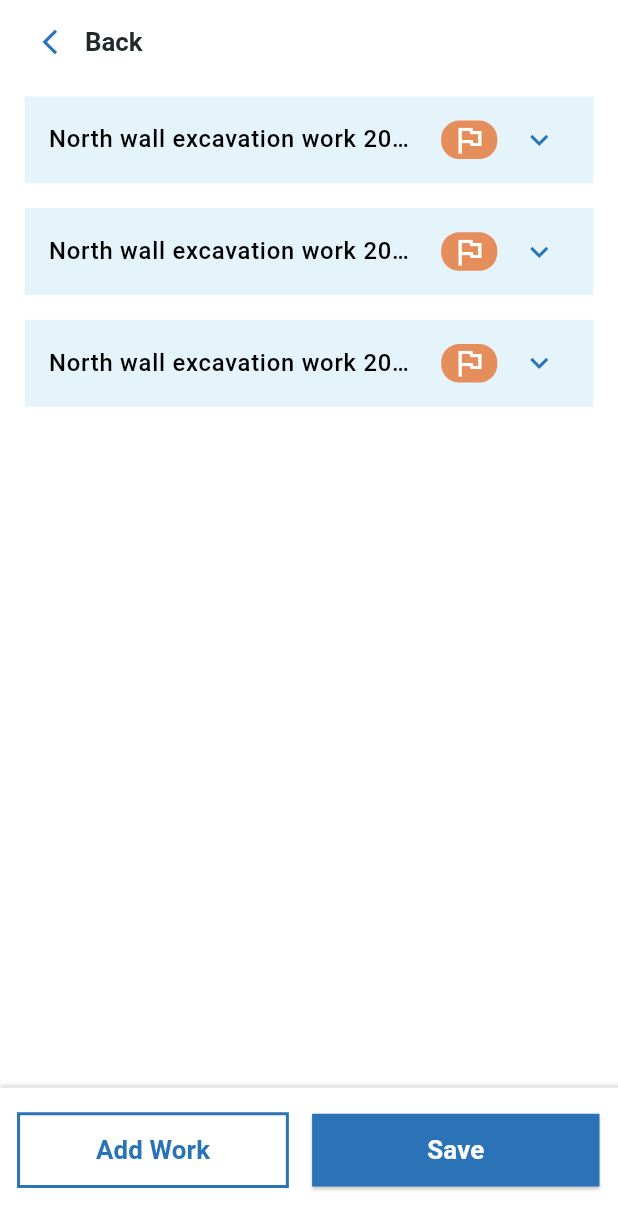
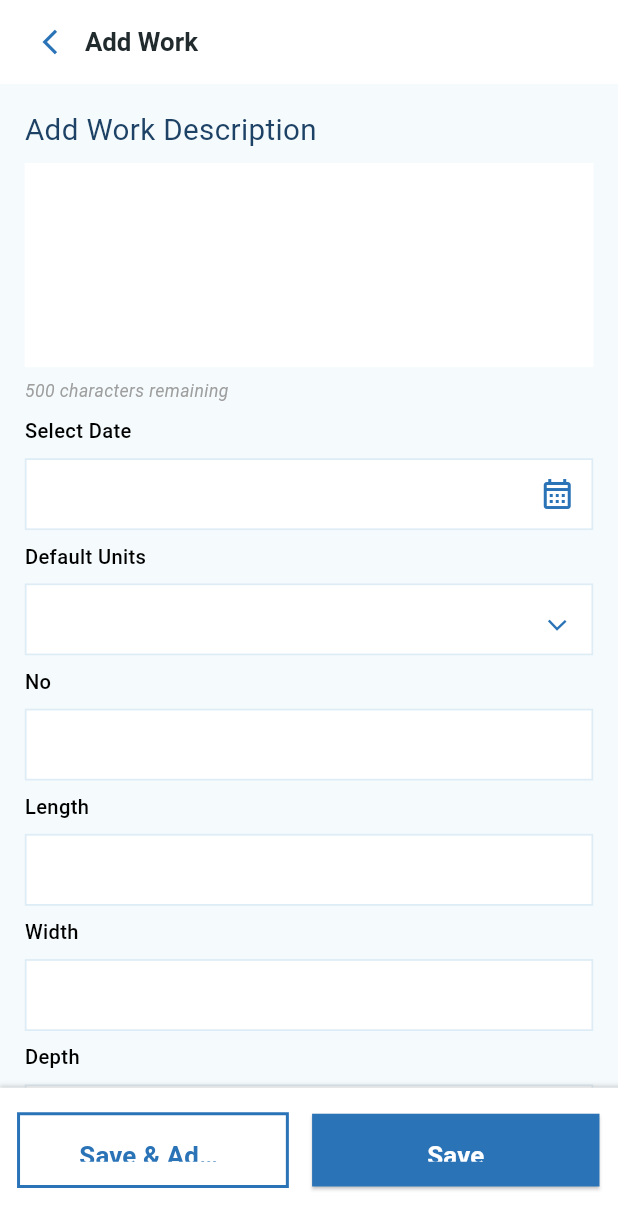
Before and after one commit to Yash-Wadatkar/UI-tasks, a Flutter app: the screen it shows after launch, on a phone screen of 412 x 824 dp. Shown: the top 1230 px of the screen. Run offline on Flutter 3.47's test engine with Material 3 defaults, Android fonts, the phone set to English and light mode, and no system bars; our stand-ins replace calendar_date_picker2, flutter_bloc, flutter_svg, sizer.

Commit message:
added add work item screen

```diff
--- a/lib/features/add_work/presentation/pages/add_work_screen.dart
+++ b/lib/features/add_work/presentation/pages/add_work_screen.dart
@@ -8,6 +8,7 @@ import 'package:ui_tasks/core/const/custom_style_widget.dart';
 import 'package:ui_tasks/features/add_work/presentation/bloc/add_work_screen_bloc.dart';
 import 'package:ui_tasks/features/add_work/presentation/bloc/add_work_screen_event.dart';
 import 'package:ui_tasks/features/add_work/presentation/bloc/add_work_screen_state.dart';
+import 'package:ui_tasks/features/add_work/presentation/widgets/description_widget.dart';
 
 import 'package:ui_tasks/features/add_work/presentation/widgets/expanding_card_widget.dart';
 
@@ -25,28 +26,40 @@ class _AddWorkScreenState extends State<AddWorkScreen> {
   /// creating variable for date
   DateTime? _selectedDate;
 
-  /// creating textcontroller for date field
-  List<TextEditingController> _dateControllers = [];
+  /// Map to store controllers for each index
+  final Map<int, Map<String, TextEditingController>> _controllers = {};
+
+  final Map<int, Map<String, String>> _data = {};
 
   @override
   void initState() {
     super.initState();
-    // Initialize text controllers based on the number of items
-    _dateControllers = List.generate(3, (_) => TextEditingController());
+    for (int i = 0; i < 3; i++) {
+      _controllers[i] = {
+        'date': TextEditingController(),
+        'number': TextEditingController(),
+        'length': TextEditingController(),
+        'width': TextEditingController(),
+        'depth': TextEditingController(),
+      };
+    }
   }
 
   @override
   void dispose() {
     // TODO: implement dispose
-    /// disposing date controller
-    _dateControllers;
+
+    /// Dispose of all text controllers
+    _controllers.values.forEach((controllers) {
+      controllers.values.forEach((controller) => controller.dispose());
+    });
     super.dispose();
   }
 
   @override
   Widget build(BuildContext context) {
     return Scaffold(
-        backgroundColor: Colors.white,
+        backgroundColor: skyBlueColor,
         appBar: _buildAppBarWidget(),
         body: BlocConsumer(
           bloc: addWorkScreenBloc,
@@ -64,14 +77,29 @@ class _AddWorkScreenState extends State<AddWorkScreen> {
           builder: (context, state) {
             switch (state.runtimeType) {
               case AddWorkScreenInitialState:
-                return ListView.builder(
+                return SingleChildScrollView(
+                  child: Padding(
+                    padding: EdgeInsets.symmetric(horizontal: 4.w),
+                    child: Column(
+                      children: [
+                        /// description widget
+                        const DescriptionWidget(),
+                        SizedBox(height: 1.h),
+                        ListView.builder(
+                          physics: const NeverScrollableScrollPhysics(),
+                          shrinkWrap: true,
                           itemCount: 3,
-                  padding: EdgeInsets.symmetric(horizontal: 4.w),
                           itemBuilder: (context, index) {
                             return Padding(
                               padding: EdgeInsets.symmetric(vertical: 1.h),
                               child: ExpandingCardWidget(
-                        dateController: _dateControllers[index],
+                                dateController: _controllers[index]!['date']!,
+                                numberController:
+                                    _controllers[index]!['number']!,
+                                lengthController:
+                                    _controllers[index]!['length']!,
+                                widthController: _controllers[index]!['width']!,
+                                depthController: _controllers[index]!['depth']!,
                                 ontap: () {
                                   addWorkScreenBloc
                                       .add(OpenCalenderEvent(index: index));
@@ -79,6 +107,10 @@ class _AddWorkScreenState extends State<AddWorkScreen> {
                               ),
                             );
                           },
+                        ),
+                      ],
+                    ),
+                  ),
                 );
 
               default:
@@ -143,7 +175,9 @@ class _AddWorkScreenState extends State<AddWorkScreen> {
             child: Padding(
               padding: EdgeInsets.only(top: 2.1.h, bottom: 4.h, right: 3.w),
               child: ElevatedButton(
-                onPressed: () {},
+                onPressed: () {
+                  _saveData();
+                },
                 style: ButtonStyle(
                     backgroundColor: WidgetStatePropertyAll(blueColor),
                     foregroundColor: const WidgetStatePropertyAll(Colors.white),
@@ -198,7 +232,7 @@ class _AddWorkScreenState extends State<AddWorkScreen> {
   /// Method to show calendar date picker
   void _showDatePicker(int index) {
     /// Get the existing date from the text field, if any
-    String existingDateText = _dateControllers[index].text;
+    String existingDateText = _controllers[index]!['date']!.text;
     DateTime? initialDate;
 
     if (existingDateText.isNotEmpty) {
@@ -208,17 +242,24 @@ class _AddWorkScreenState extends State<AddWorkScreen> {
       /// Set the initial date to the current date if no date is selected
       initialDate = DateTime.now();
     }
-
-    showDialog(
+    showModalBottomSheet(
       context: context,
+      shape: const ContinuousRectangleBorder(
+        borderRadius: BorderRadius.all(Radius.zero),
+      ),
+      backgroundColor: Colors.white,
+      showDragHandle: true,
+      isDismissible: true,
+      isScrollControlled: true,
+      enableDrag: false,
+      barrierColor: Colors.grey.withOpacity(.9),
       builder: (context) {
-        return AlertDialog(
-          contentPadding: EdgeInsets.zero,
-          content: Padding(
-            padding: EdgeInsets.all(2.w),
-            child: SizedBox(
-              width: 80.w,
-              height: 30.h,
+        return Container(
+          height: 35.h,
+          width: double.infinity,
+          color: Colors.white,
+          child: Padding(
+            padding: EdgeInsets.symmetric(horizontal: 2.w),
             child: CalendarDatePicker2(
               config: CalendarDatePicker2Config(
                 calendarType: CalendarDatePicker2Type.single,
@@ -230,11 +271,11 @@ class _AddWorkScreenState extends State<AddWorkScreen> {
                 if (dates.isNotEmpty) {
                   // Assign the selected date
                   _selectedDate = dates.first;
-                    _dateControllers[index].text = _formatDate(_selectedDate!);
+                  _controllers[index]!['date']!.text =
+                      _formatDate(_selectedDate!);
                 }
                 Navigator.pop(context);
               },
-              ),
             ),
           ),
         );
@@ -246,4 +287,23 @@ class _AddWorkScreenState extends State<AddWorkScreen> {
   String _formatDate(DateTime date) {
     return DateFormat('LLL-dd-yyyy').format(date);
   }
+
+  ///
+  void _saveData() {
+    final data = _controllers.map((index, controllers) {
+      return MapEntry(
+        index,
+        {
+          'date': controllers['date']!.text,
+          'number': controllers['number']!.text,
+          'length': controllers['length']!.text,
+          'width': controllers['width']!.text,
+          'depth': controllers['depth']!.text,
+        },
+      );
+    });
+
+    // Implement save functionality with the collected data
+    print('Saved Data: $data');
   }
+}
--- /dev/null
+++ b/lib/features/add_work_items_screen/presentation/bloc/add_work_item_bloc.dart
@@ -0,0 +1,19 @@
+// bloc of add work item screen
+
+import 'dart:async';
+
+import 'package:flutter_bloc/flutter_bloc.dart';
+import 'package:ui_tasks/features/add_work_items_screen/presentation/bloc/add_work_item_event.dart';
+import 'package:ui_tasks/features/add_work_items_screen/presentation/bloc/add_work_item_state.dart';
+
+class AddWorkItemBloc extends Bloc<AddWorkItemEvent, AddWorkItemState> {
+  AddWorkItemBloc() : super(AddWorkItemScreenInitialState()) {
+    /// event handler for open calender event
+    on<OpenCalenderEvent>(openCalenderEvent);
+  }
+
+  FutureOr<void> openCalenderEvent(
+      OpenCalenderEvent event, Emitter<AddWorkItemState> emit) {
+    emit(OpenCalenderSate());
+  }
+}
--- /dev/null
+++ b/lib/features/add_work_items_screen/presentation/bloc/add_work_item_event.dart
@@ -0,0 +1,12 @@
+// events of add work item screen
+
+sealed class AddWorkItemEvent {}
+
+/// open calender event
+class OpenCalenderEvent extends AddWorkItemEvent {}
+
+/// check box click event
+class CheckBoxClickEvent extends AddWorkItemEvent {}
+
+/// open drop down event
+class OpenDropDownEvent extends AddWorkItemEvent {}
--- /dev/null
+++ b/lib/features/add_work_items_screen/presentation/bloc/add_work_item_state.dart
@@ -0,0 +1,19 @@
+// states of add work item screen
+
+sealed class AddWorkItemState {}
+
+/// listner state for add Work item screen
+final class AddWorkItemListnerState extends AddWorkItemState {}
+
+/// initial state of add work item screen
+
+class AddWorkItemScreenInitialState extends AddWorkItemState {}
+
+/// state for opening the calender
+final class OpenCalenderSate extends AddWorkItemListnerState {}
+
+/// state for checkbox click
+class CheckBoxClickState extends AddWorkItemState {}
+
+/// state for opening drop down
+class OpenDropDownState extends AddWorkItemState {}
--- /dev/null
+++ b/lib/features/add_work_items_screen/presentation/pages/add_work_items_screen.dart
@@ -0,0 +1,350 @@
+import 'package:calendar_date_picker2/calendar_date_picker2.dart';
+import 'package:flutter/material.dart';
+import 'package:flutter_bloc/flutter_bloc.dart';
+
+import 'package:sizer/sizer.dart';
+import 'package:ui_tasks/core/const/color_constant.dart';
+import 'package:ui_tasks/core/const/custom_style_widget.dart';
+import 'package:ui_tasks/features/add_work_items_screen/presentation/bloc/add_work_item_bloc.dart';
+import 'package:ui_tasks/features/add_work_items_screen/presentation/bloc/add_work_item_event.dart';
+import 'package:ui_tasks/features/add_work_items_screen/presentation/bloc/add_work_item_state.dart';
+import 'package:ui_tasks/features/add_work_items_screen/presentation/widgets/work_item_screen_textfield.dart';
+
+class AddWorkItemsScreen extends StatefulWidget {
+  const AddWorkItemsScreen({super.key});
+
+  @override
+  State<AddWorkItemsScreen> createState() => _AddWorkItemsScreenState();
+}
+
+class _AddWorkItemsScreenState extends State<AddWorkItemsScreen> {
+  /// creating instance of add work item
+  final addWorkItemScreenBloc = AddWorkItemBloc();
+
+  /// creating controllers for textfield
+  final TextEditingController _dateController = TextEditingController();
+  final TextEditingController _defaultUnitsController = TextEditingController();
+  final TextEditingController _numberController = TextEditingController();
+  final TextEditingController _lengthController = TextEditingController();
+  final TextEditingController _widthController = TextEditingController();
+  final TextEditingController _depthController = TextEditingController();
+  final TextEditingController _flagRaisedController = TextEditingController();
+
+  @override
+  Widget build(BuildContext context) {
+    return Scaffold(
+      backgroundColor: skyBlueColor,
+      appBar: _buildAppBarWidget(),
+      body: BlocConsumer(
+        bloc: addWorkItemScreenBloc,
+        buildWhen: (previous, current) => current is! AddWorkItemListnerState,
+        listenWhen: (previous, current) => current is AddWorkItemListnerState,
+        listener: (context, state) {
+          switch (state.runtimeType) {
+            case OpenCalenderSate:
+              _showDatePicker();
+          }
+        },
+        builder: (context, state) {
+          switch (state.runtimeType) {
+            case AddWorkItemScreenInitialState:
+              return SingleChildScrollView(
+                child: Padding(
+                  padding: EdgeInsets.symmetric(horizontal: 4.w),
+                  child: Column(
+                    mainAxisSize: MainAxisSize.min,
+                    crossAxisAlignment: CrossAxisAlignment.start,
+                    children: [
+                      SizedBox(
+                        height: 2.h,
+                      ),
+                      Text(
+                        'Add Work Description',
+                        style: CustomTextStyle.textStyle(
+                            fontSize: 14.spa,
+                            fontWeight: FontWeight.w400,
+                            color: const Color(0xff1e4265)),
+                      ),
+                      SizedBox(
+                        height: 1.h,
+                      ),
+                      TextFormField(
+                        maxLines: 5,
+                        // maxLength: 500,
+                        decoration: const InputDecoration(
+                            filled: true,
+                            fillColor: Colors.white,
+                            border: InputBorder.none),
+                      ),
+                      SizedBox(height: 1.h),
+                      Text(
+                        '500 characters remaining',
+                        style: TextStyle(
+                            fontSize: 10.spa,
+                            fontStyle: FontStyle.italic,
+                            color: greyColor),
+                      ),
+                      SizedBox(
+                        height: 1.h,
+                      ),
+                      WorkItemScreenTextfield(
+                        textfieldName: 'Select Date',
+                        controller: TextEditingController(),
+                        suffixIcon: Icon(
+                          Icons.calendar_month_outlined,
+                          color: blueColor,
+                        ),
+                        ontap: () {
+                          addWorkItemScreenBloc.add(OpenCalenderEvent());
+                        },
+                      ),
+                      SizedBox(
+                        height: 1.h,
+                      ),
+                      WorkItemScreenTextfield(
+                        textfieldName: 'Default Units',
+                        controller: TextEditingController(),
+                        suffixIcon: Transform.rotate(
+                          angle: 55,
+                          child: Icon(
+                            Icons.arrow_back_ios,
+                            color: blueColor,
+                            size: 15,
+                          ),
+                        ),
+                        ontap: () {},
+                      ),
+                      SizedBox(
+                        height: 1.h,
+                      ),
+                      WorkItemScreenTextfield(
+                          textfieldName: 'No',
+                          controller: TextEditingController()),
+                      SizedBox(
+                        height: 1.h,
+                      ),
+                      WorkItemScreenTextfield(
+                          textfieldName: 'Length',
+                          controller: TextEditingController()),
+                      SizedBox(
+                        height: 1.h,
+                      ),
+                      WorkItemScreenTextfield(
+                          textfieldName: 'Width',
+                          controller: TextEditingController()),
+                      SizedBox(
+                        height: 1.h,
+                      ),
+                      WorkItemScreenTextfield(
+                          textfieldName: 'Depth',
+                          controller: TextEditingController()),
+                      SizedBox(
+                        height: 1.5.h,
+                      ),
+                      Divider(
+                        color: greyColor.withOpacity(0.2),
+                      ),
+                      Row(
+                        children: [
+                          Checkbox(
+                            activeColor: blueColor,
+                            focusColor: blueColor,
+                            value: true,
+                            onChanged: (value) {},
+                          ),
+                          const Text('Mark this as rework'),
+                        ],
+                      ),
+                      Divider(
+                        color: greyColor.withOpacity(0.2),
+                      ),
+                      SizedBox(
+                        height: 1.5.h,
+                      ),
+                      WorkItemScreenTextfield(
+                        textfieldName: 'Flag Raised by',
+                        controller: TextEditingController(),
+                        suffixIcon: Transform.rotate(
+                          angle: 55,
+                          child: Icon(
+                            Icons.arrow_back_ios,
+                            color: blueColor,
+                            size: 15,
+                          ),
+                        ),
+                        ontap: () {},
+                      ),
+                      Row(
+                        children: [
+                          Checkbox(
+                            activeColor: blueColor,
+                            focusColor: blueColor,
+                            value: true,
+                            onChanged: (value) {},
+                          ),
+                          const Text('Is this rework flag billable?'),
+                        ],
+                      ),
+                    ],
+                  ),
+                ),
+              );
+
+            default:
+              return const Center(
+                child: Text('Something went wrong'),
+              );
+          }
+        },
+      ),
+      bottomNavigationBar: _buildBottomBar(),
+    );
+  }
+
+  /// method to build appbar
+  PreferredSizeWidget _buildAppBarWidget() {
+    return AppBar(
+      backgroundColor: Colors.white,
+      title: Row(
+        children: [
+          Padding(
+            padding: EdgeInsets.only(left: 3.w, right: 2.w),
+            child: Icon(
+              Icons.arrow_back_ios,
+              color: blueColor,
+              size: 20,
+            ),
+          ),
+          Text(
+            'Add Work',
+            overflow: TextOverflow.ellipsis,
+            style: CustomTextStyle.textStyle(
+                color: appBarTextColor,
+                fontSize: 17.sp,
+                fontWeight: FontWeight.w700),
+          ),
+        ],
+      ),
+    );
+  }
+
+  /// method to build bottombar
+  Widget _buildBottomBar() {
+    return Container(
+      width: double.infinity,
+      height: 12.h,
+      decoration: BoxDecoration(color: Colors.white, boxShadow: [
+        BoxShadow(
+            blurRadius: 2,
+            spreadRadius: 2,
+            offset: const Offset(1, 1),
+            color: greyColor.withOpacity(0.5))
+      ]),
+      child: Row(
+        children: [
+          Expanded(
+            flex: 1,
+            child: Padding(
+              padding: EdgeInsets.only(
+                  top: 2.1.h, bottom: 4.h, left: 3.w, right: 3.w),
+
+              /// outline button
+              child: OutlinedButton(
+                  style: ButtonStyle(
+                    shape: const WidgetStatePropertyAll(
+                        ContinuousRectangleBorder(
+                            borderRadius:
+                                BorderRadius.all(Radius.circular(0)))),
+                    side: WidgetStatePropertyAll(
+                        BorderSide(width: 2, color: blueColor)),
+                  ),
+                  onPressed: () {},
+                  child: Padding(
+                    padding: EdgeInsets.all(4.w),
+                    child: Text(
+                      'Save & Add Another',
+                      overflow: TextOverflow.ellipsis,
+                      style: CustomTextStyle.textStyle(
+                          fontSize: 17.sp,
+                          fontWeight: FontWeight.w600,
+                          color: blueColor),
+                    ),
+                  )),
+            ),
+          ),
+          SizedBox(
+            width: 1.w,
+          ),
+
+          /// elevated button for save
+          Expanded(
+            flex: 1,
+            child: Padding(
+              padding: EdgeInsets.only(top: 2.1.h, bottom: 4.h, right: 3.w),
+              child: ElevatedButton(
+                onPressed: () {},
+                style: ButtonStyle(
+                    backgroundColor: WidgetStatePropertyAll(blueColor),
+                    foregroundColor: const WidgetStatePropertyAll(Colors.white),
+                    shape: const WidgetStatePropertyAll(
+                        ContinuousRectangleBorder())),
+                child: Padding(
+                  padding: EdgeInsets.all(4.w),
+                  child: Text(
+                    'Save',
+                    overflow: TextOverflow.ellipsis,
+                    style: CustomTextStyle.textStyle(
+                        fontSize: 17.sp,
+                        fontWeight: FontWeight.w600,
+                        color: Colors.white),
+                  ),
+                ),
+              ),
+            ),
+          )
+        ],
+      ),
+    );
+  }
+
+  /// Method to show calendar date picker
+  void _showDatePicker() {
+    /// Get the existing date from the text field, if any
+
+    DateTime? initialDate;
+
+    showModalBottomSheet(
+      context: context,
+      shape: const ContinuousRectangleBorder(
+        borderRadius: BorderRadius.all(Radius.zero),
+      ),
+      backgroundColor: Colors.white,
+      showDragHandle: true,
+      isDismissible: true,
+      isScrollControlled: true,
+      enableDrag: false,
+      barrierColor: Colors.grey.withOpacity(.9),
+      builder: (context) {
+        return Container(
+          height: 35.h,
+          width: double.infinity,
+          color: Colors.white,
+          child: Padding(
+            padding: EdgeInsets.symmetric(horizontal: 2.w),
+            child: CalendarDatePicker2(
+              config: CalendarDatePicker2Config(
+                calendarType: CalendarDatePicker2Type.single,
+              ),
+
+              /// Use the initial date (parsed from text or current date)
+              value: initialDate != null ? [initialDate] : [],
+              onValueChanged: (dates) {
+                Navigator.pop(context);
+              },
+            ),
+          ),
+        );
+      },
+    );
+  }
+}
--- /dev/null
+++ b/lib/features/add_work_items_screen/presentation/widgets/work_item_screen_textfield.dart
@@ -0,0 +1,49 @@
+import 'package:flutter/material.dart';
+import 'package:sizer/sizer.dart';
+import 'package:ui_tasks/core/const/color_constant.dart';
+import 'package:ui_tasks/core/const/custom_style_widget.dart';
+
+class WorkItemScreenTextfield extends StatelessWidget {
+  final String textfieldName;
+  final TextEditingController controller;
+  final Widget? suffixIcon;
+  final void Function()? ontap;
+  const WorkItemScreenTextfield(
+      {super.key,
+      required this.textfieldName,
+      required this.controller,
+      this.suffixIcon,
+      this.ontap});
+
+  @override
+  Widget build(BuildContext context) {
+    return Column(crossAxisAlignment: CrossAxisAlignment.start, children: [
+      Text(
+        textfieldName,
+        style: CustomTextStyle.textStyle(
+            fontSize: 15.sp, fontWeight: FontWeight.w500),
+      ),
+      SizedBox(height: 1.h),
+      TextFormField(
+          onTap: ontap,
+          autovalidateMode: AutovalidateMode.onUserInteraction,
+          controller: controller,
+          readOnly: suffixIcon == null ? false : true,
+          decoration: InputDecoration(
+              fillColor: Colors.white,
+              filled: true,
+              focusedBorder: OutlineInputBorder(
+                  borderRadius: const BorderRadius.all(Radius.zero),
+                  borderSide:
+                      BorderSide(width: 1.2, color: searchBarBorderColor)),
+              enabledBorder: OutlineInputBorder(
+                  borderRadius: const BorderRadius.all(Radius.zero),
+                  borderSide:
+                      BorderSide(width: 1.2, color: searchBarBorderColor)),
+              contentPadding: EdgeInsets.symmetric(horizontal: 4.w),
+              border: const OutlineInputBorder(
+                  borderRadius: BorderRadius.all(Radius.zero)),
+              suffixIcon: suffixIcon))
+    ]);
+  }
+}
--- a/lib/main.dart
+++ b/lib/main.dart
@@ -3,6 +3,7 @@ import 'package:flutter/services.dart';
 import 'package:ui_tasks/features/add_item/presentation/pages/add_item_screen.dart';
 import 'package:sizer/sizer.dart';
 import 'package:ui_tasks/features/add_work/presentation/pages/add_work_screen.dart';
+import 'package:ui_tasks/features/add_work_items_screen/presentation/pages/add_work_items_screen.dart';
 import 'package:ui_tasks/features/daily_field_report/presentation/pages/daily_field_report_screen.dart';
 import 'package:ui_tasks/features/select_item_screen/presentation/pages/select_item_screen.dart';
 
@@ -24,7 +25,7 @@ class MyApp extends StatelessWidget {
           debugShowCheckedModeBanner: false,
 
           /// add item screen
-          home: AddWorkScreen(),
+          home: AddWorkItemsScreen(),
         );
       },
     );
```
Also changed, not shown: lib/features/add_work/presentation/widgets/description_widget.dart (added, +139 -0 lines), lib/features/add_work/presentation/widgets/expanding_card_widget.dart (+16 -1 lines). Lines whose indentation alone changed are shown as unchanged.
